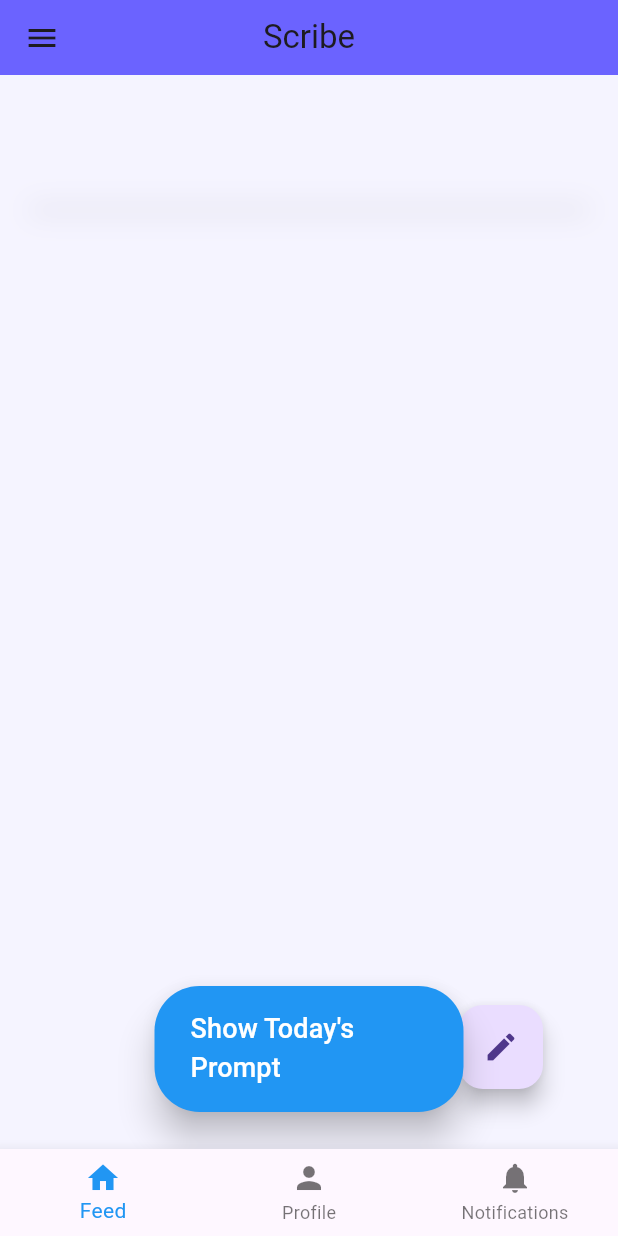
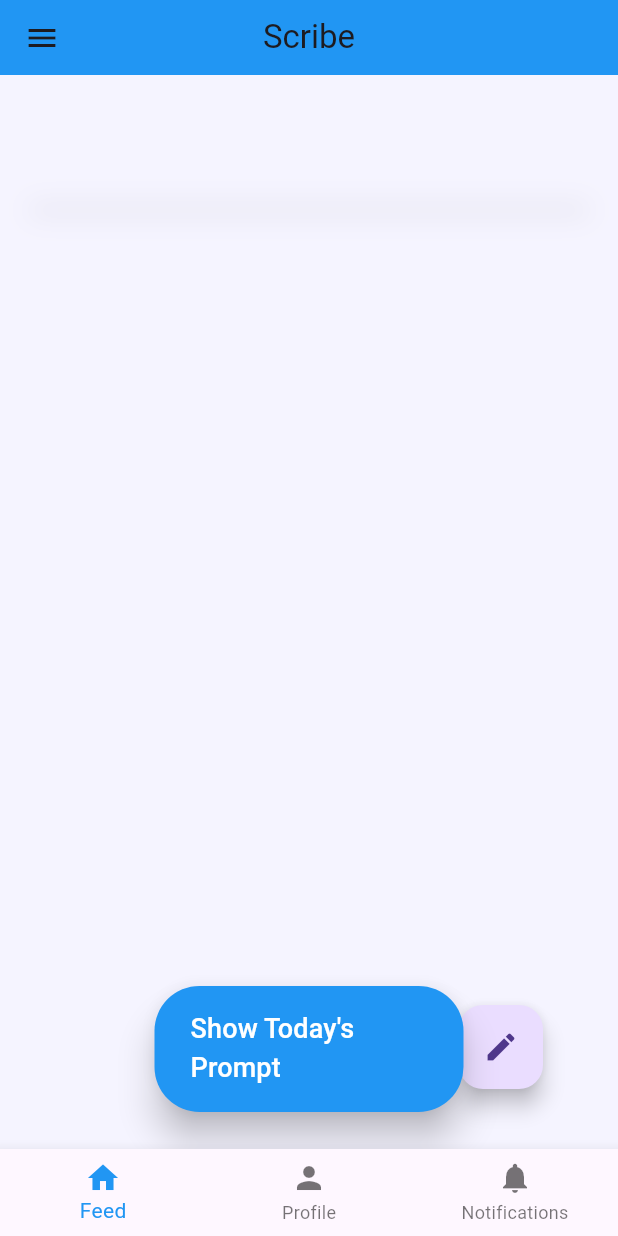
Before and after one commit to IK-49/Scribe, a Flutter app: the screen it shows once a user with an empty profile is signed in, on a phone screen of 412 x 824 dp. Run offline on Flutter 3.47's test engine with Material 3 defaults, Android fonts, the phone set to English and light mode, and no system bars; our stand-ins replace cloud_firestore, firebase_auth, firebase_core, share_plus; missing offline and left inert: flutter_quill; accounts and stored records are empty; network calls fail; Roboto replaces fonts that are missing (LexendDeca).

Commit message:
attempted fonts + prompt stored in post
- attempted to get fonts in the app bar (but failed)
- daily prompt now stored with each post when creating

```diff
--- a/lib/main_pages/main_page.dart
+++ b/lib/main_pages/main_page.dart
@@ -70,7 +70,7 @@ class _MainScreenState extends State<MainScreen> {
     return Scaffold(
       appBar: AppBar(
         toolbarHeight: 50,
-        backgroundColor: const Color.fromARGB(255, 107, 99, 255),
+        backgroundColor: Colors.blue,
         leading: Builder(
           builder: (BuildContext context) {
             return IconButton(
@@ -81,7 +81,7 @@ class _MainScreenState extends State<MainScreen> {
             );
           },
         ),
-        title: const Text("Scribe"),
+        title: const Text("Scribe", style: TextStyle(fontFamily: "LexendDeca", ),),
         centerTitle: true,
       ),
       body: Stack(
@@ -261,13 +261,6 @@ class _MainScreenState extends State<MainScreen> {
                     },
                   ),
                   ListTile(
-                    leading: const Icon(Icons.settings),
-                    title: const Text('Settings'),
-                    onTap: () {
-                      Navigator.pop(context);
-                    },
-                  ),
-                  ListTile(
                     leading: const Icon(Icons.edit),
                     title: const Text('Writing Tips'),
                     onTap: () {
@@ -276,6 +269,13 @@ class _MainScreenState extends State<MainScreen> {
                         MaterialPageRoute(
                             builder: (context) => WritingTipsPage()),
                       );
+                    },
+                  ),
+                  ListTile(
+                    leading: const Icon(Icons.settings),
+                    title: const Text('Settings'),
+                    onTap: () {
+                      Navigator.pop(context);
                     },
                   ),
                 ],
```
Also changed, not shown: lib/post/new_post.dart (+20 -1 lines), pubspec.yaml (+11 -6 lines), assets/fonts/LexendDeca-VariableFont_wght.ttf (added), assets/fonts/PlayfairDisplay-Regular.ttf (added).
